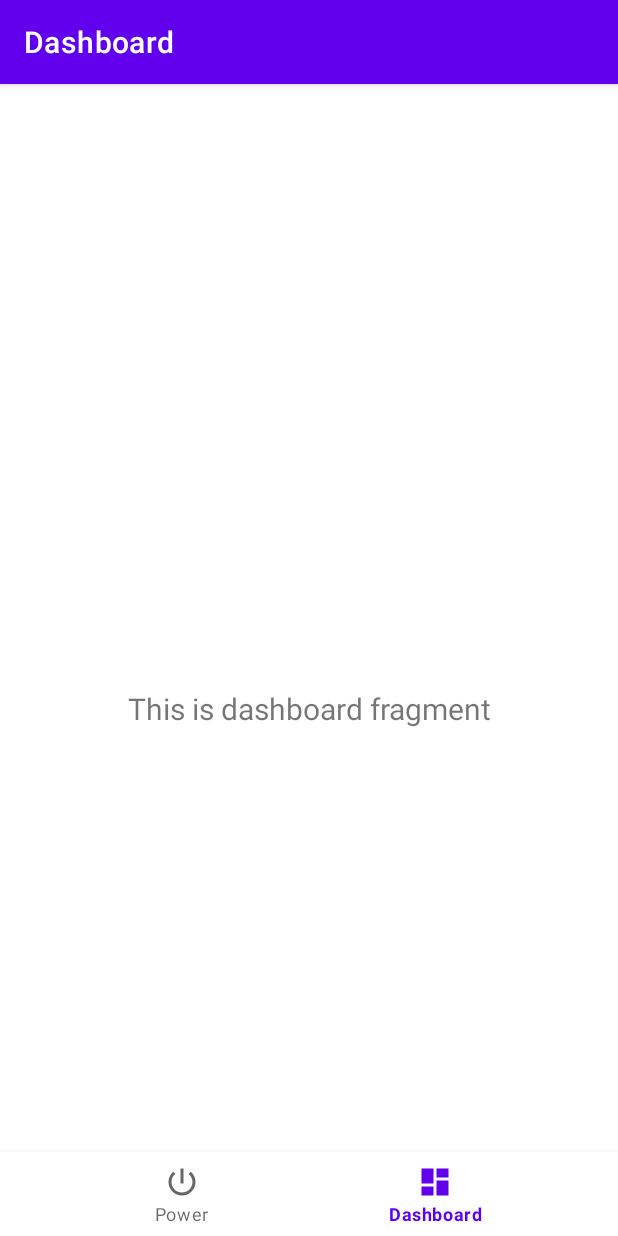
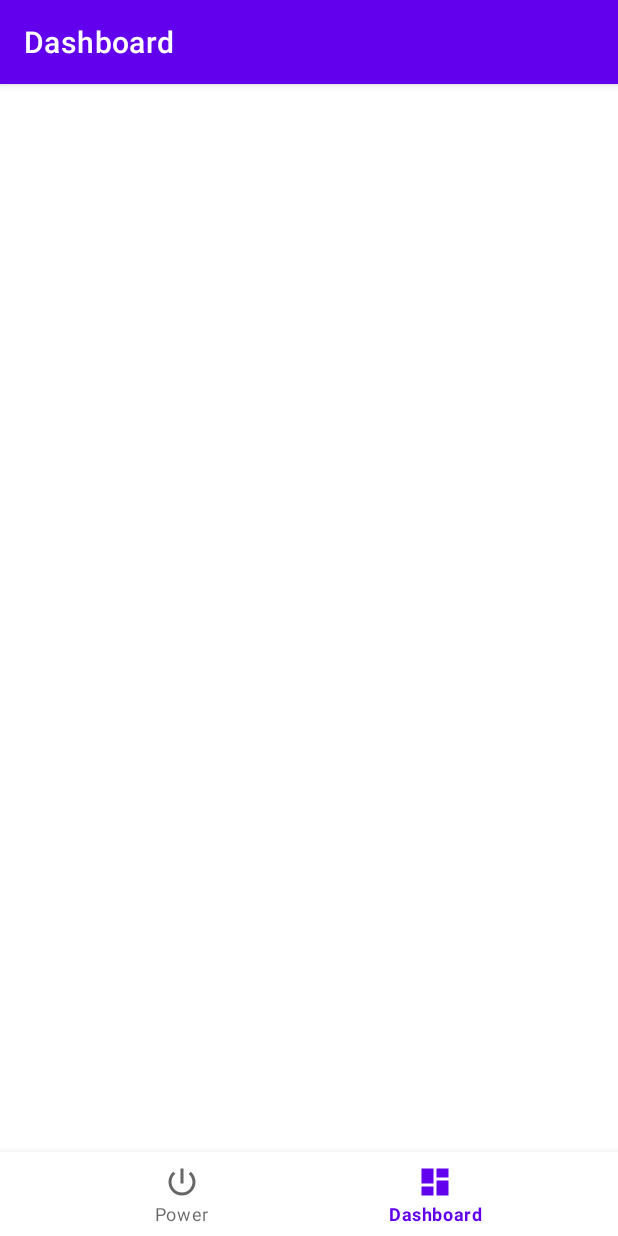
Before and after one commit to Scatterbrain-DTN/RoutingServiceFrontend, an Android app: the DashboardFragment screen opened through its navigation route, on a phone screen of 412 x 824 dp. Run offline under Robolectric (Android 15) with nearby library versions, the phone set to English and light mode, and no system bars; our stand-ins replace navigation-ui.

Commit message:
remove dashboard viewmodel

```diff
--- a/app/src/main/java/net/ballmerlabs/scatterbrain/ui/dashboard/DashboardFragment.java
+++ b/app/src/main/java/net/ballmerlabs/scatterbrain/ui/dashboard/DashboardFragment.java
@@ -15,21 +15,9 @@ import androidx.lifecycle.ViewModelProvider;
 import net.ballmerlabs.scatterbrain.R;
 
 public class DashboardFragment extends Fragment {
-
-    private DashboardViewModel dashboardViewModel;
-
     public View onCreateView(@NonNull LayoutInflater inflater,
                              ViewGroup container, Bundle savedInstanceState) {
-        dashboardViewModel =
-                new ViewModelProvider(this).get(DashboardViewModel.class);
         View root = inflater.inflate(R.layout.fragment_dashboard, container, false);
-        final TextView textView = root.findViewById(R.id.text_dashboard);
-        dashboardViewModel.getText().observe(getViewLifecycleOwner(), new Observer<String>() {
-            @Override
-            public void onChanged(@Nullable String s) {
-                textView.setText(s);
-            }
-        });
         return root;
     }
 }
--- a/app/src/main/java/net/ballmerlabs/scatterbrain/ui/dashboard/DashboardViewModel.java
+++ /dev/null
@@ -1,19 +0,0 @@
-package net.ballmerlabs.scatterbrain.ui.dashboard;
-
-import androidx.lifecycle.LiveData;
-import androidx.lifecycle.MutableLiveData;
-import androidx.lifecycle.ViewModel;
-
-public class DashboardViewModel extends ViewModel {
-
-    private MutableLiveData<String> mText;
-
-    public DashboardViewModel() {
-        mText = new MutableLiveData<>();
-        mText.setValue("This is dashboard fragment");
-    }
-
-    public LiveData<String> getText() {
-        return mText;
-    }
-}
--- a/app/src/main/res/layout/fragment_dashboard.xml
+++ b/app/src/main/res/layout/fragment_dashboard.xml
@@ -6,17 +6,4 @@
     android:layout_height="match_parent"
     tools:context=".ui.dashboard.DashboardFragment">
 
-    <TextView
-        android:id="@+id/text_dashboard"
-        android:layout_width="match_parent"
-        android:layout_height="wrap_content"
-        android:layout_marginStart="8dp"
-        android:layout_marginTop="8dp"
-        android:layout_marginEnd="8dp"
-        android:textAlignment="center"
-        android:textSize="20sp"
-        app:layout_constraintBottom_toBottomOf="parent"
-        app:layout_constraintEnd_toEndOf="parent"
-        app:layout_constraintStart_toStartOf="parent"
-        app:layout_constraintTop_toTopOf="parent" />
 </androidx.constraintlayout.widget.ConstraintLayout>
```
